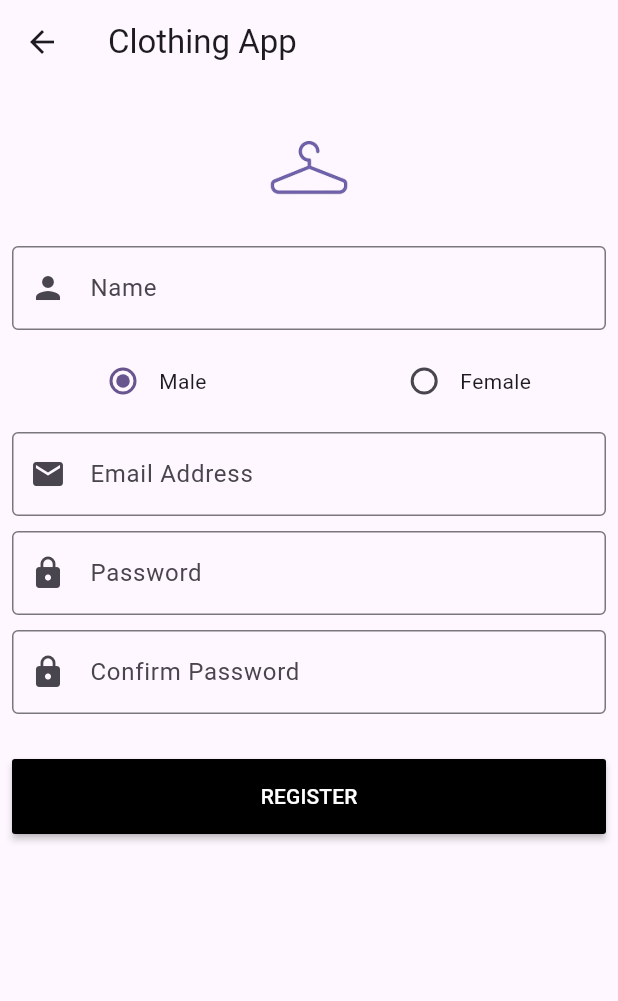
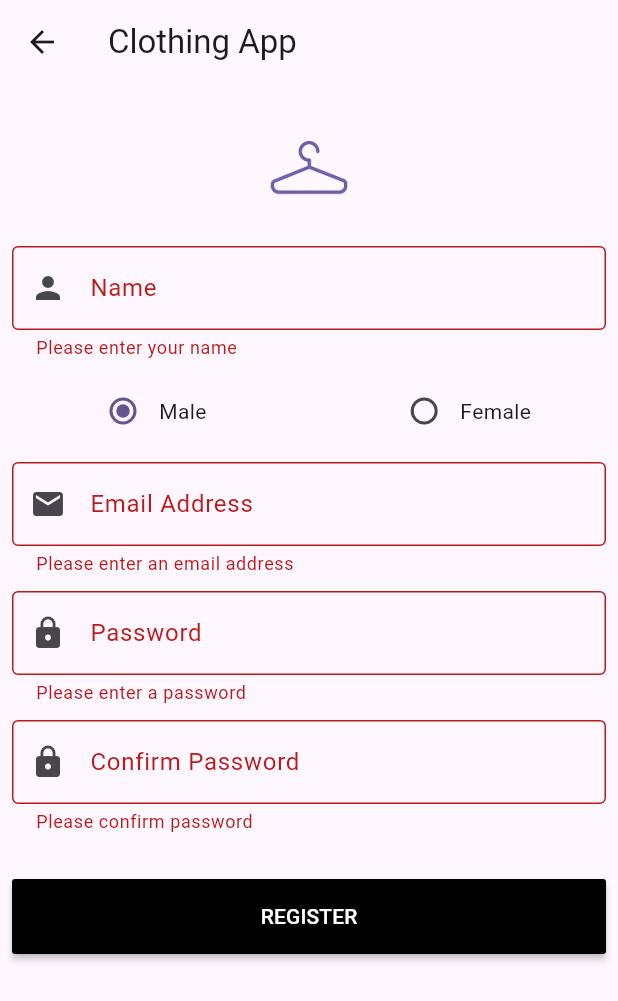
Before and after one commit to gh49/swe463_project, a Flutter app: the RegisterScreen screen opened directly, after a tap on "REGISTER", on a phone screen of 412 x 824 dp. Shown: the top 1001 px of the screen. Run offline on Flutter 3.47's test engine with Material 3 defaults, Android fonts, the light colour scheme and no system bars; our stand-ins replace cloud_firestore, firebase_auth, firebase_core, flutter_bloc; accounts and stored records are empty.

Commit message:
register works

```diff
--- a/lib/modules/login/login_screen.dart
+++ b/lib/modules/login/login_screen.dart
@@ -118,7 +118,7 @@ class LoginScreen extends StatelessWidget {
                   onPressed: () {
                     Navigator.push(
                         context,
-                        MaterialPageRoute(builder: (context) => const RegisterScreen()));
+                        MaterialPageRoute(builder: (context) => RegisterScreen()));
                   },
                   child: Text("Register now!"),
                 ),
--- a/lib/modules/register/cubit.dart
+++ b/lib/modules/register/cubit.dart
@@ -1,13 +1,19 @@
 import 'package:flutter_bloc/flutter_bloc.dart';
+import 'package:swe463_project/shared/networking.dart';
 
 class RegisterCubit extends Cubit<RegisterStates> {
   RegisterCubit() : super(RegisterInitState());
 
+  String? name;
   int selectedGender = 0;
 
   void setGender(int value) {
     selectedGender = value;
     emit(SetGenderState());
+  }
+
+  Future<void> registerUser(String email, String password, String name) async {
+    NetworkFunctions.register(name, selectedGender == 0 ? "Male" : "Female", email, password);
   }
 
 }
--- a/lib/modules/register/register_screen.dart
+++ b/lib/modules/register/register_screen.dart
@@ -3,7 +3,12 @@ import 'package:flutter_bloc/flutter_bloc.dart';
 import 'package:swe463_project/modules/register/cubit.dart';
 
 class RegisterScreen extends StatelessWidget {
-  const RegisterScreen({super.key});
+  RegisterScreen({super.key});
+
+  var formKey = GlobalKey<FormState>();
+  var nameController = TextEditingController();
+  var emailController = TextEditingController();
+  var passwordController = TextEditingController();
 
   @override
   Widget build(BuildContext context) {
@@ -19,6 +24,8 @@ class RegisterScreen extends StatelessWidget {
               final cubit = context.read<RegisterCubit>();
               return Padding(
                 padding: const EdgeInsets.all(8),
+                child: Form(
+                  key: formKey,
                   child: ListView(
                     children: [
                       Hero(
@@ -29,12 +36,18 @@ class RegisterScreen extends StatelessWidget {
                         ),
                       ),
                       TextFormField(
+                        controller: nameController,
                         decoration: const InputDecoration(
                           border: OutlineInputBorder(),
                           prefixIcon: Icon(Icons.person),
                           labelText: "Name",
                         ),
                         keyboardType: TextInputType.text,
+                        validator: (value) {
+                          if(value == null || value.isEmpty) {
+                            return "Please enter your name";
+                          }
+                        },
                       ),
                       const SizedBox(
                         height: 10,
@@ -67,6 +80,7 @@ class RegisterScreen extends StatelessWidget {
                         height: 10,
                       ),
                       TextFormField(
+                        controller: emailController,
                         decoration: const InputDecoration(
                           border: OutlineInputBorder(),
                           prefixIcon: Icon(Icons.email),
@@ -74,11 +88,28 @@ class RegisterScreen extends StatelessWidget {
                           hintText: "example@abc.com",
                         ),
                         keyboardType: TextInputType.emailAddress,
+                        validator: (value) {
+                          if(value == null || value.isEmpty) {
+                            return "Please enter an email address";
+                          }
+
+                          final bool validInput =
+                          RegExp(r"^[a-zA-Z0-9.a-zA-Z0-9.!#$%&'*+-/=?^_`{|}~]+@[a-zA-Z0-9]+\.[a-zA-Z]+")
+                              .hasMatch(value!);
+
+                          if(validInput) {
+                            return null;
+                          }
+                          else {
+                            return "Please enter a valid email address";
+                          }
+                        },
                       ),
                       const SizedBox(
                         height: 10,
                       ),
                       TextFormField(
+                        controller: passwordController,
                         decoration: const InputDecoration(
                           border: OutlineInputBorder(),
                           prefixIcon: Icon(Icons.lock),
@@ -86,6 +117,14 @@ class RegisterScreen extends StatelessWidget {
                         ),
                         keyboardType: TextInputType.visiblePassword,
                         obscureText: true,
+                        validator: (value) {
+                          if(value == null || value.isEmpty) {
+                            return "Please enter a password";
+                          }
+                          else if(value.length < 6) {
+                            return "Please enter a password of at least 6 characters";
+                          }
+                        },
                       ),
                       const SizedBox(
                         height: 10,
@@ -98,6 +137,14 @@ class RegisterScreen extends StatelessWidget {
                         ),
                         keyboardType: TextInputType.visiblePassword,
                         obscureText: true,
+                        validator: (value) {
+                          if(value == null || value.isEmpty) {
+                            return "Please confirm password";
+                          }
+                          else if(passwordController.text != value) {
+                            return "Password not match";
+                          }
+                        },
                       ),
                       const SizedBox(
                         height: 30,
@@ -106,7 +153,11 @@ class RegisterScreen extends StatelessWidget {
                         height: 50,
                         child: MaterialButton(
                           onPressed: () {
+                            bool goodInput = formKey.currentState!.validate();
 
+                            if(goodInput) {
+                              cubit.registerUser(emailController.text, passwordController.text, nameController.text);
+                            }
                           },
                           color: Colors.black,
                           child: const Text(
@@ -119,6 +170,7 @@ class RegisterScreen extends StatelessWidget {
                       ),
                     ],
                   ),
+                ),
               );
             },
           )),
--- a/pubspec.yaml
+++ b/pubspec.yaml
@@ -39,6 +39,7 @@ dependencies:
   flutter_bloc: ^8.1.3
   firebase_auth: ^4.15.2
   firebase_core: ^2.24.2
+  cloud_firestore: ^4.13.6
 
 dev_dependencies:
   flutter_test:
```
Also changed, not shown: lib/shared/networking.dart (+20 -7 lines), pubspec.lock, 4 other files. Lines whose indentation alone changed are shown as unchanged.
